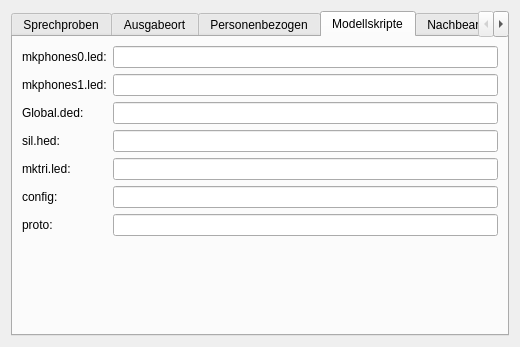
KDE/simon, file ui/modelsettingsdlg.ui: the form before one commit.
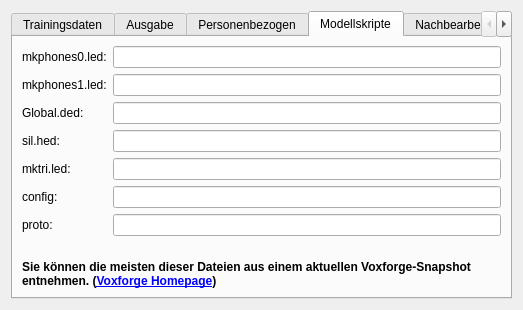
The form after the commit. The open tabs and pages were chosen to show the change. Icons and pictures are not drawn.

What changed in the file:
```diff
--- a/ui/modelsettingsdlg.ui
+++ b/ui/modelsettingsdlg.ui
@@ -5,8 +5,8 @@
    <rect>
     <x>0</x>
     <y>0</y>
-    <width>520</width>
-    <height>347</height>
+    <width>523</width>
+    <height>310</height>
    </rect>
   </property>
   <property name="windowTitle" >
@@ -20,7 +20,7 @@
      </property>
      <widget class="QWidget" name="tbSamples" >
       <attribute name="title" >
-       <string>Sprechproben</string>
+       <string>Trainingsdaten</string>
       </attribute>
       <layout class="QGridLayout" >
        <item row="0" column="0" >
@@ -131,7 +131,7 @@
      </widget>
      <widget class="QWidget" name="tbOutput" >
       <attribute name="title" >
-       <string>Ausgabeort</string>
+       <string>Ausgabe</string>
       </attribute>
       <layout class="QVBoxLayout" >
        <item>
@@ -454,6 +454,16 @@
          </property>
         </spacer>
        </item>
+       <item>
+        <widget class="QLabel" name="label_5" >
+         <property name="text" >
+          <string>&lt;b>Sie können die meisten dieser Dateien aus einem aktuellen Voxforge-Snapshot entnehmen. (&lt;a href="http://www.voxforge.org">Voxforge Homepage&lt;/a>)&lt;/b></string>
+         </property>
+         <property name="wordWrap" >
+          <bool>true</bool>
+         </property>
+        </widget>
+       </item>
       </layout>
      </widget>
      <widget class="QWidget" name="tab_2" >
```
Left out of the diff: 9 changed lines with no effect on the pictures.
